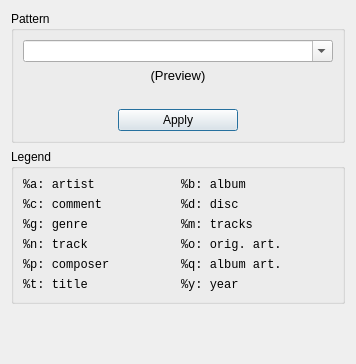
sjuvonen/coquillo, file src/ui/patternrename.ui: the form before one commit.
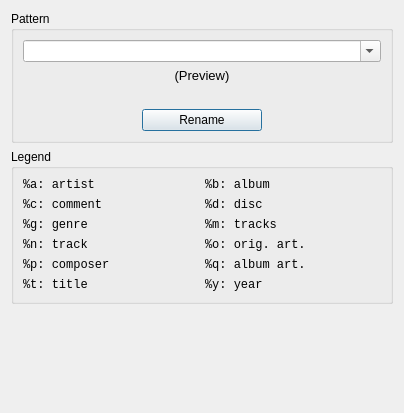
The form after the commit.

```diff
--- a/src/ui/patternrename.ui
+++ b/src/ui/patternrename.ui
@@ -6,8 +6,8 @@
    <rect>
     <x>0</x>
     <y>0</y>
-    <width>356</width>
-    <height>364</height>
+    <width>404</width>
+    <height>413</height>
    </rect>
   </property>
   <property name="windowTitle">
@@ -85,7 +85,7 @@
            </size>
           </property>
           <property name="text">
-           <string>Apply</string>
+           <string>Rename</string>
           </property>
           <property name="autoDefault">
            <bool>false</bool>
```
